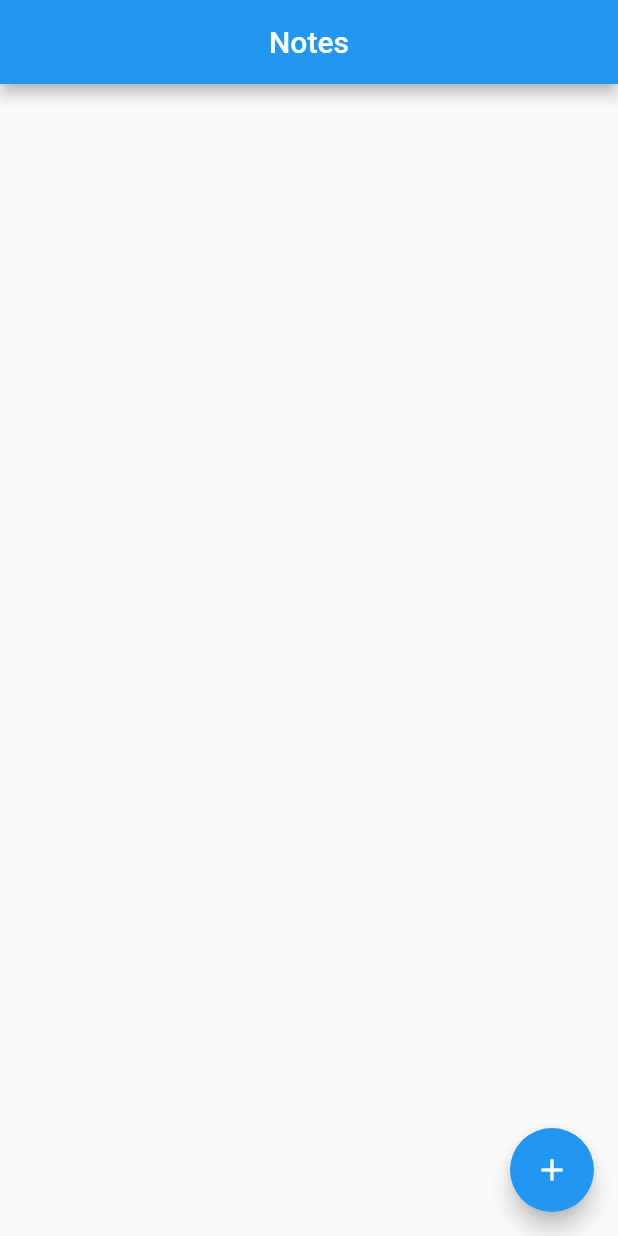
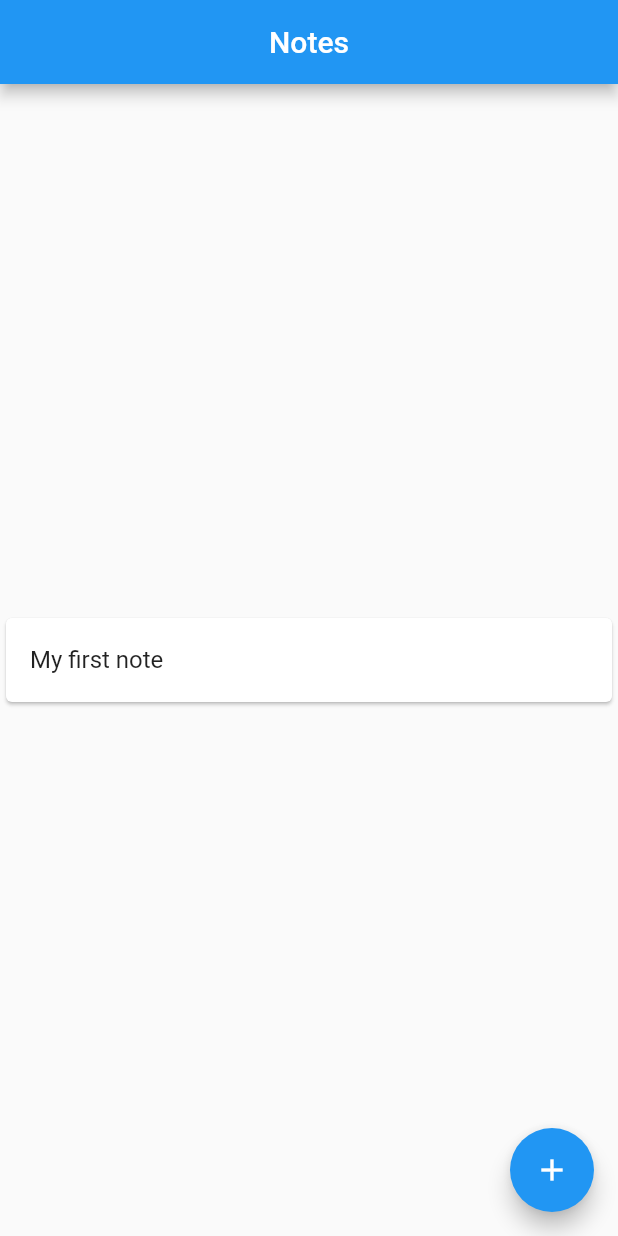
Before and after one commit to jeff5m/notes-flutter, a Flutter app: the screen it shows after launch, on a phone screen of 412 x 824 dp. Run offline on Flutter 3.47's test engine with Material 2 defaults, Android fonts, the phone set to English and light mode, and no system bars.

Commit message:
add ListTile and Card

```diff
--- a/lib/home_page.dart
+++ b/lib/home_page.dart
@@ -8,6 +8,13 @@ class HomePage extends StatelessWidget {
         title: Text("Notes"),
         centerTitle: true,
       ),
+      body: Center(
+        child: Card(
+          child: ListTile(
+            title: Text("My first note"),
+          ),
+        ),
+      ),
       floatingActionButton: FloatingActionButton(
         child: Icon(Icons.add),
         onPressed: () {
```
